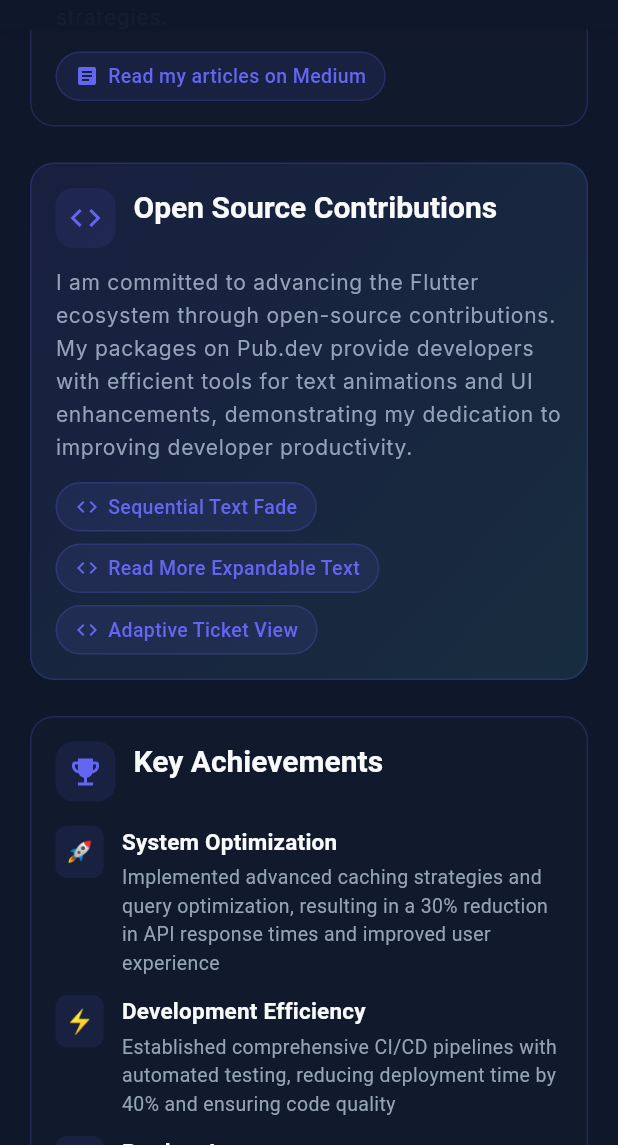
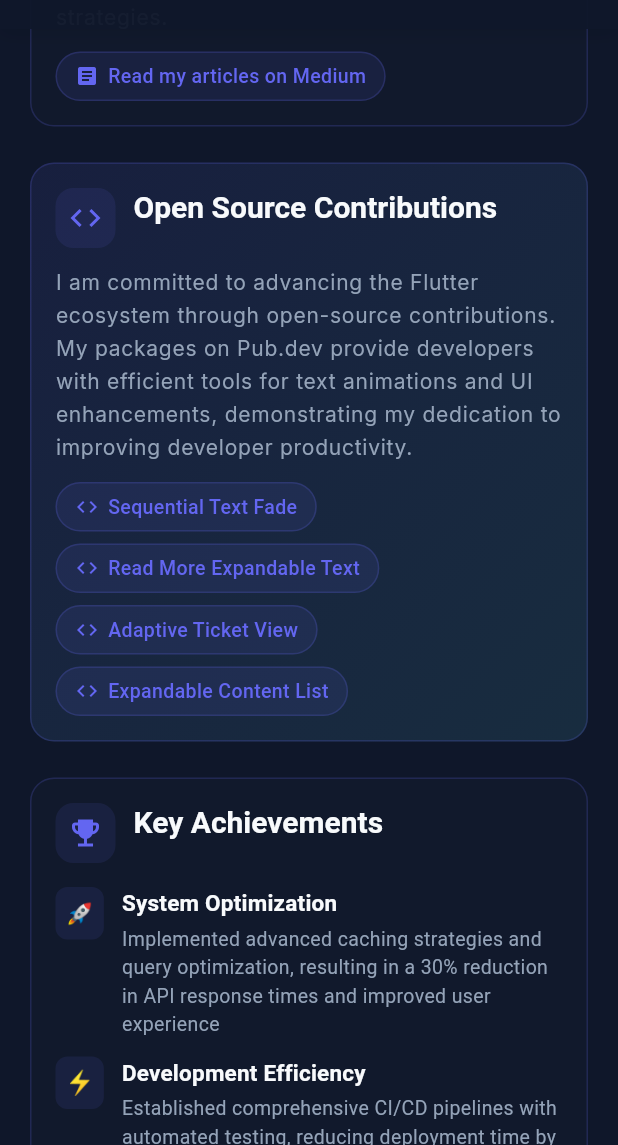
Before and after one commit to tejaswini-dev-techie/tejaswini_dev_techie_folio, a Flutter app: the screen it shows after launch, scrolled down 1152 dp, on a phone screen of 412 x 824 dp, the part 91-1236 px from its top. Run offline on Flutter 3.47's test engine with Material 3 defaults, Android fonts, the light colour scheme and no system bars; drawn by our look-alikes of flutter_animate, scrollable_positioned_list; our stand-ins replace google_fonts, responsive_framework.

Commit message:
Update About Section

```diff
--- a/lib/features/about/presentation/pages/about_section.dart
+++ b/lib/features/about/presentation/pages/about_section.dart
@@ -339,6 +339,12 @@ class AboutSection extends StatelessWidget {
                 'https://pub.dev/packages/adaptive_ticket_view',
                 isMobile,
               ),
+              _buildPackageLink(
+                context,
+                'Expandable Content List',
+                'https://pub.dev/packages/expandable_content_list',
+                isMobile,
+              ),
             ],
           ),
         ],
```
